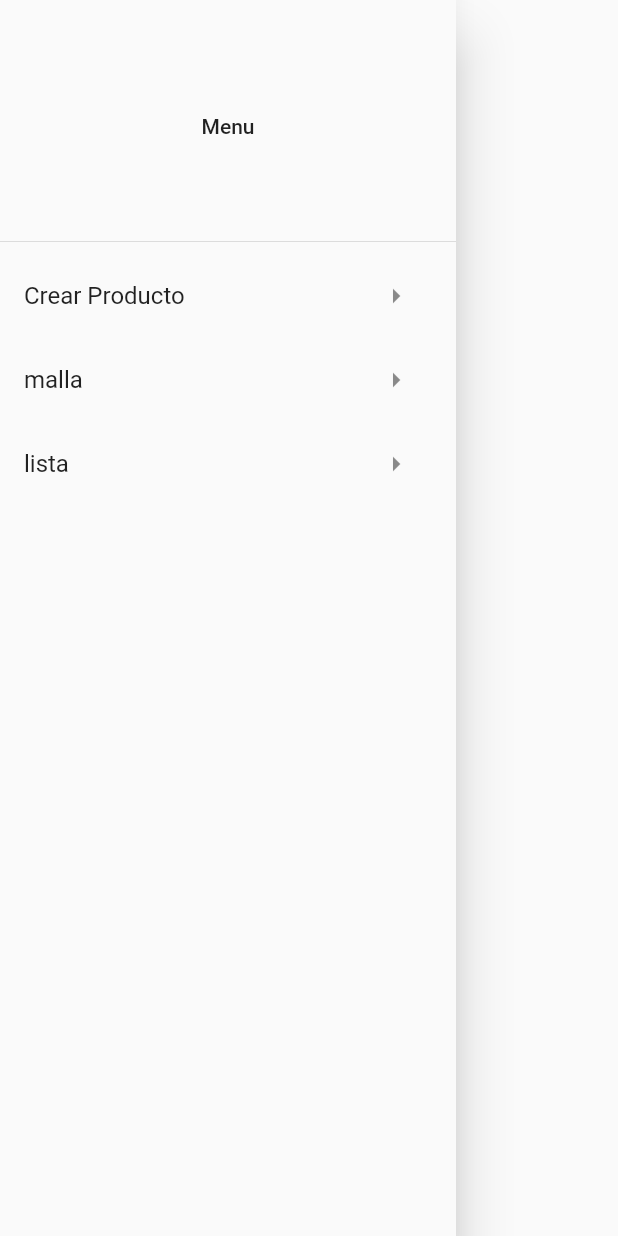
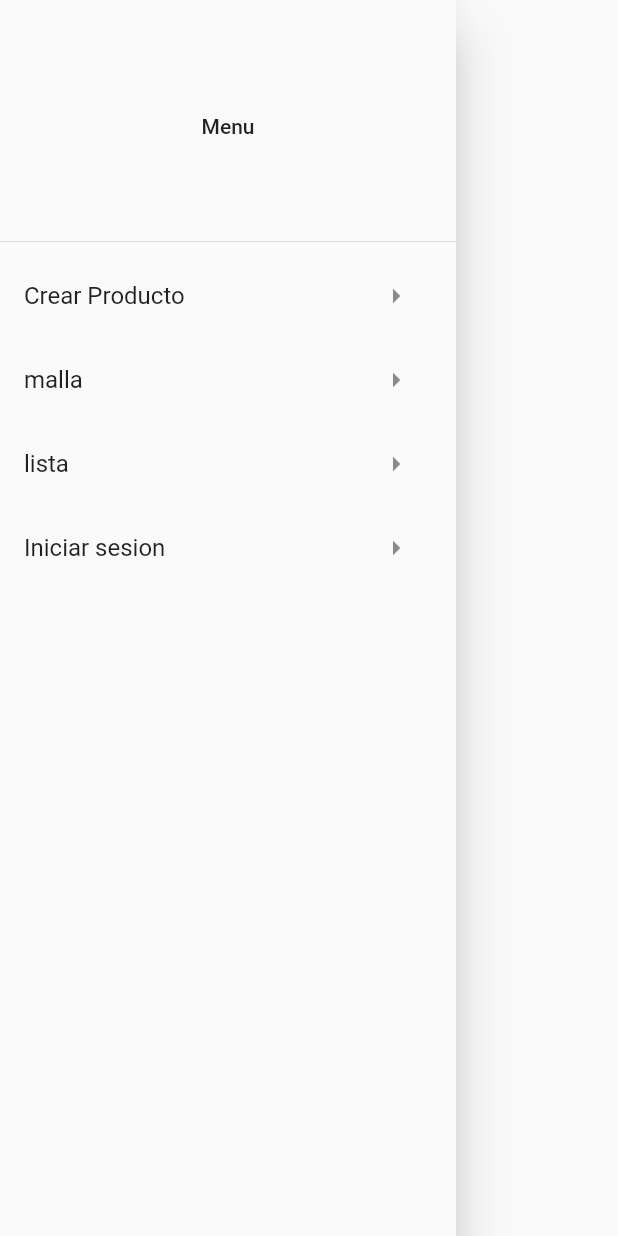
Before and after one commit to josezeballos/mi_catalogo_w, a Flutter app: the MenuWidget widget shown alone on an empty page, opened directly, on a phone screen of 412 x 824 dp. Run offline on Flutter 3.47's test engine with Material 2 defaults, Android fonts, the phone set to English and light mode, and no system bars; our stand-ins replace firebase_core, firebase_database, firebase_storage, image_picker; accounts and stored records are empty.

Commit message:
vista para iniciar sesion creada y firma digital en firebase 30/9/22

```diff
--- a/lib/main.dart
+++ b/lib/main.dart
@@ -6,6 +6,7 @@ import 'package:mi_catalogo_w/vistas/home_vista.dart';
 import 'package:mi_catalogo_w/vistas/lista_producto_vista.dart';
 import 'package:mi_catalogo_w/vistas/malla_vista.dart';
 import 'package:mi_catalogo_w/vistas/nuevo_producto_vista.dart';
+import 'package:mi_catalogo_w/vistas/usuarios/iniciar_con_telefono_vista.dart';
 
 Future<void> main() async {
   WidgetsFlutterBinding.ensureInitialized();
@@ -34,6 +35,8 @@ class MyApp extends StatelessWidget {
         const NuevoProductoVista().routName:(context) => const NuevoProductoVista(),
         const ListaProductoVista().routName:(context) => const ListaProductoVista(),
         const DetallesProductoVista().routName:(context) => const DetallesProductoVista(),
+        const IniciarConTelefonoVista().routName:(context) => const IniciarConTelefonoVista(),
+
 
 
       }
--- a/lib/vistas/widgets/menu_widget.dart
+++ b/lib/vistas/widgets/menu_widget.dart
@@ -1,6 +1,7 @@
 import 'package:flutter/material.dart';
 import 'package:mi_catalogo_w/vistas/lista_producto_vista.dart';
 import 'package:mi_catalogo_w/vistas/nuevo_producto_vista.dart';
+import 'package:mi_catalogo_w/vistas/usuarios/iniciar_con_telefono_vista.dart';
 
 import '../malla_vista.dart';
 
@@ -42,6 +43,15 @@ class MenuWidget extends StatelessWidget {
                 icon: const Icon(Icons.arrow_right),
                 onPressed: () => Navigator.pushReplacementNamed(
                     context, const ListaProductoVista().routName),
+
+              ),
+            ),
+            ListTile(
+              title: const Text('Iniciar sesion'),
+              trailing: IconButton(
+                icon: const Icon(Icons.arrow_right),
+                onPressed: () => Navigator.pushReplacementNamed(context,
+                    const IniciarConTelefonoVista().routName),
               ),
             )
           ],
--- a/pubspec.yaml
+++ b/pubspec.yaml
@@ -38,6 +38,7 @@ dependencies:
   firebase_core: ^1.22.0
   firebase_database: ^9.1.4
   firebase_storage: ^10.3.9
+  firebase_auth: ^3.11.0
 
 dev_dependencies:
   flutter_test:
```
Also changed, not shown: lib/vistas/usuarios/iniciar_con_telefono_vista.dart (added, +31 -0 lines), pubspec.lock.
